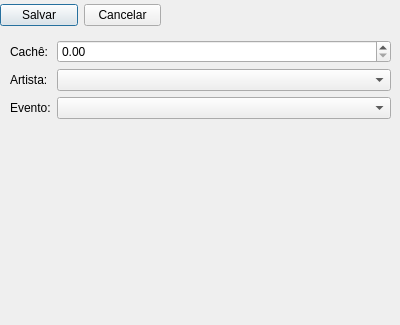
The window that UIs/Preco/CadastroPrecoDialog.ui (teiGustavo/eventos-pyside) describes before a commit, drawn with Qt 5.
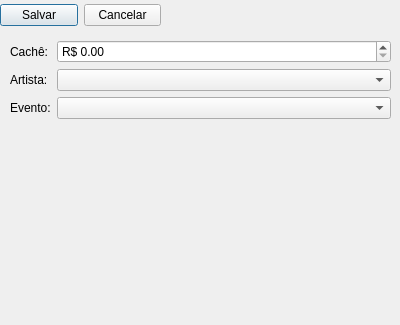
The same window after the commit.

Patch:
```diff
--- a/UIs/Preco/CadastroPrecoDialog.ui
+++ b/UIs/Preco/CadastroPrecoDialog.ui
@@ -78,6 +78,15 @@
     </item>
     <item row="0" column="1">
      <widget class="QDoubleSpinBox" name="doubleSpinBoxCache">
+      <property name="showGroupSeparator" stdset="0">
+       <bool>false</bool>
+      </property>
+      <property name="prefix">
+       <string>R$ </string>
+      </property>
+      <property name="suffix">
+       <string/>
+      </property>
       <property name="maximum">
        <double>1000000000000.000000000000000</double>
       </property>
```
Left out of the diff: 3 changed lines with no effect on the pictures.
